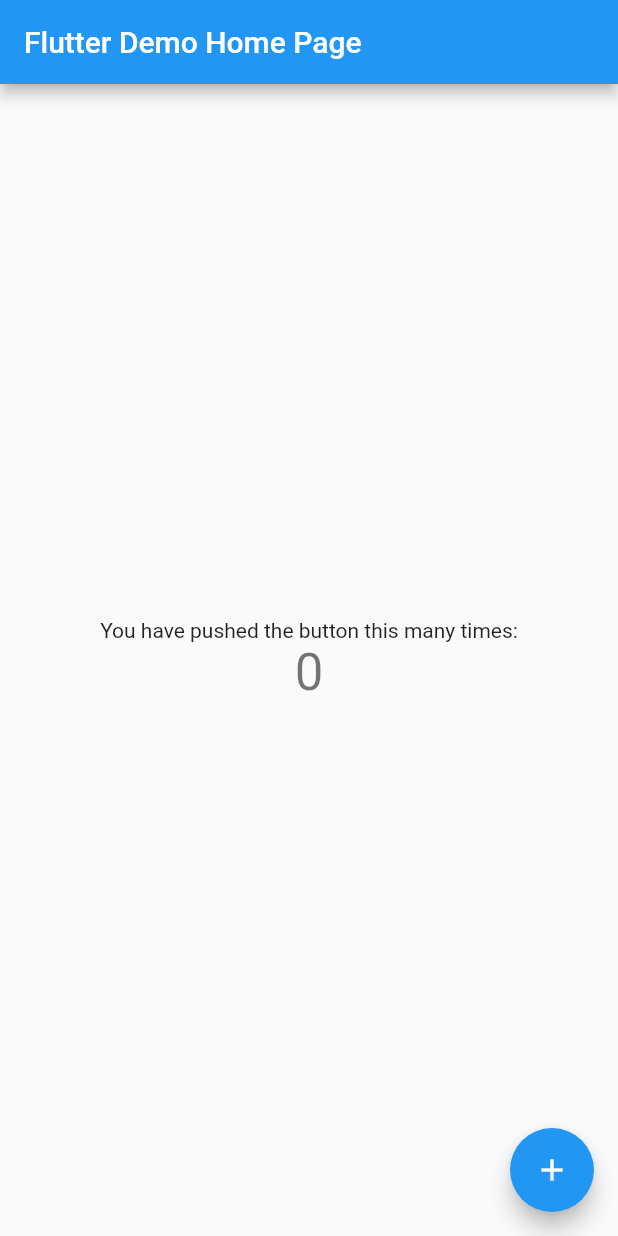
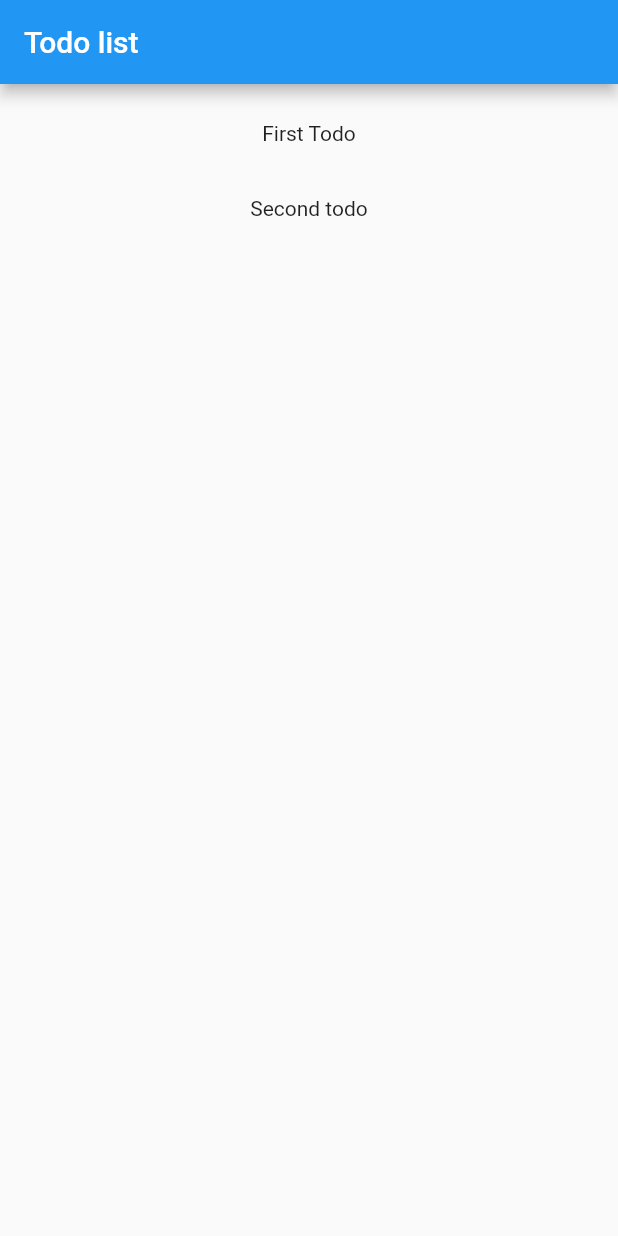
Before and after one commit to jumi1234/flutter-todo, a Flutter app: the screen it shows after launch, on a phone screen of 412 x 824 dp. Run offline on Flutter 3.47's test engine with Material 2 defaults, Android fonts, the phone set to English and light mode, and no system bars.

Commit message:
model 생성, state 생성, provider 패키지 설치

```diff
--- a/flutter_todo/lib/main.dart
+++ b/flutter_todo/lib/main.dart
@@ -1,113 +1,43 @@
 import 'package:flutter/material.dart';
+import 'package:provider/provider.dart';
+import 'package:flutter_todo/state/todo_model.dart';
 
 void main() {
-  runApp(MyApp());
+  runApp(
+    ChangeNotifierProvider(
+      create: (context) => TodoModel(),
+      child: TodoListApp(),
+    ),
+  );
 }
 
-class MyApp extends StatelessWidget {
-  // This widget is the root of your application.
+class TodoList extends StatelessWidget {
+  @override
+  Widget build(BuildContext context) {
+    return Consumer<TodoModel>(
+        builder: (context, todoList, child) => ListView.builder(
+            padding: const EdgeInsets.all(8),
+            itemCount: todoList.todos.length,
+            itemBuilder: (BuildContext context, int index) {
+              return Container(
+                height: 50,
+                child: Center(child: Text(todoList.todos[index].title)),
+              );
+            }));
+  }
+}
+
+class TodoListApp extends StatelessWidget {
   @override
   Widget build(BuildContext context) {
     return MaterialApp(
-      title: 'Flutter Demo',
-      theme: ThemeData(
-        // This is the theme of your application.
-        //
-        // Try running your application with "flutter run". You'll see the
-        // application has a blue toolbar. Then, without quitting the app, try
-        // changing the primarySwatch below to Colors.green and then invoke
-        // "hot reload" (press "r" in the console where you ran "flutter run",
-        // or simply save your changes to "hot reload" in a Flutter IDE).
-        // Notice that the counter didn't reset back to zero; the application
-        // is not restarted.
-        primarySwatch: Colors.blue,
+      title: 'Todo list',
+      home: Scaffold(
+        appBar: AppBar(
+          title: Text("Todo list"),
+        ),
+        body: TodoList(),
       ),
-      home: MyHomePage(title: 'Flutter Demo Home Page'),
     );
   }
 }
-
-class MyHomePage extends StatefulWidget {
-  MyHomePage({Key key, this.title}) : super(key: key);
-
-  // This widget is the home page of your application. It is stateful, meaning
-  // that it has a State object (defined below) that contains fields that affect
-  // how it looks.
-
-  // This class is the configuration for the state. It holds the values (in this
-  // case the title) provided by the parent (in this case the App widget) and
-  // used by the build method of the State. Fields in a Widget subclass are
-  // always marked "final".
-
-  final String title;
-
-  @override
-  _MyHomePageState createState() => _MyHomePageState();
-}
-
-class _MyHomePageState extends State<MyHomePage> {
-  int _counter = 0;
-
-  void _incrementCounter() {
-    setState(() {
-      // This call to setState tells the Flutter framework that something has
-      // changed in this State, which causes it to rerun the build method below
-      // so that the display can reflect the updated values. If we changed
-      // _counter without calling setState(), then the build method would not be
-      // called again, and so nothing would appear to happen.
-      _counter++;
-    });
-  }
-
-  @override
-  Widget build(BuildContext context) {
-    // This method is rerun every time setState is called, for instance as done
-    // by the _incrementCounter method above.
-    //
-    // The Flutter framework has been optimized to make rerunning build methods
-    // fast, so that you can just rebuild anything that needs updating rather
-    // than having to individually change instances of widgets.
-    return Scaffold(
-      appBar: AppBar(
-        // Here we take the value from the MyHomePage object that was created by
-        // the App.build method, and use it to set our appbar title.
-        title: Text(widget.title),
-      ),
-      body: Center(
-        // Center is a layout widget. It takes a single child and positions it
-        // in the middle of the parent.
-        child: Column(
-          // Column is also a layout widget. It takes a list of children and
-          // arranges them vertically. By default, it sizes itself to fit its
-          // children horizontally, and tries to be as tall as its parent.
-          //
-          // Invoke "debug painting" (press "p" in the console, choose the
-          // "Toggle Debug Paint" action from the Flutter Inspector in Android
-          // Studio, or the "Toggle Debug Paint" command in Visual Studio Code)
-          // to see the wireframe for each widget.
-          //
-          // Column has various properties to control how it sizes itself and
-          // how it positions its children. Here we use mainAxisAlignment to
-          // center the children vertically; the main axis here is the vertical
-          // axis because Columns are vertical (the cross axis would be
-          // horizontal).
-          mainAxisAlignment: MainAxisAlignment.center,
-          children: <Widget>[
-            Text(
-              'You have pushed the button this many times:',
-            ),
-            Text(
-              '$_counter',
-              style: Theme.of(context).textTheme.headline4,
-            ),
-          ],
-        ),
-      ),
-      floatingActionButton: FloatingActionButton(
-        onPressed: _incrementCounter,
-        tooltip: 'Increment',
-        child: Icon(Icons.add),
-      ), // This trailing comma makes auto-formatting nicer for build methods.
-    );
-  }
-}
--- /dev/null
+++ b/flutter_todo/lib/model/todo.dart
@@ -0,0 +1,8 @@
+class Todo {
+  int id;
+  String title;
+  String description;
+  bool isDone;
+
+  Todo({this.id, this.title, this.description});
+}
--- /dev/null
+++ b/flutter_todo/lib/state/todo_model.dart
@@ -0,0 +1,28 @@
+import 'dart:collection';
+
+import 'package:flutter/material.dart';
+import 'package:flutter_todo/model/todo.dart';
+
+class TodoModel extends ChangeNotifier {
+  final List<Todo> _todos = [
+    Todo(id: 1, title: "First Todo", description: "My first todo"),
+    Todo(id: 2, title: "Second todo", description: "My second todo")
+  ];
+
+  UnmodifiableListView<Todo> get todos => UnmodifiableListView(_todos);
+
+  void add(Todo todo) {
+    _todos.add(todo);
+    notifyListeners();
+  }
+
+  void toggleDone(int id) {
+    var index = _todos.indexWhere((element) => element.id == id);
+    _todos[index].isDone = !_todos[index].isDone;
+    notifyListeners();
+  }
+  void remove(int id) {
+    _todos.removeWhere((element) => element.id == id);
+    notifyListeners();
+  }
+}
--- a/flutter_todo/pubspec.yaml
+++ b/flutter_todo/pubspec.yaml
@@ -23,7 +23,7 @@ environment:
 dependencies:
   flutter:
     sdk: flutter
-
+  provider: 4.3.1
 
   # The following adds the Cupertino Icons font to your application.
   # Use with the CupertinoIcons class for iOS style icons.
```
Also changed, not shown: flutter_todo/pubspec.lock.
